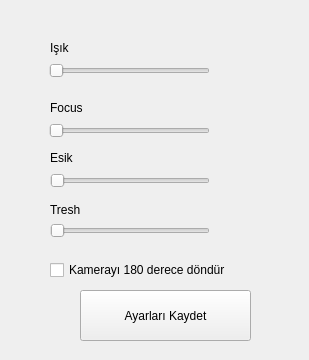
First picture: the form in ayarlarPage.ui, repository byyasar/goruntuisleme, before the edit.
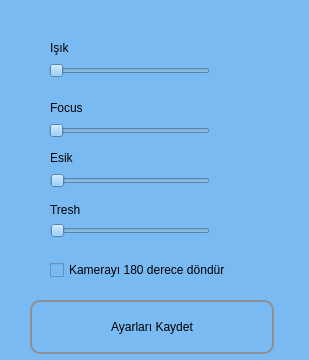
Second picture: the form after the edit.

The edit to the form file:
```diff
--- a/ayarlarPage.ui
+++ b/ayarlarPage.ui
@@ -13,6 +13,49 @@
   <property name="windowTitle">
    <string>Ayarlar</string>
   </property>
+  <property name="styleSheet">
+   <string notr="true">*{
+background-color: #79BAF2;
+}
+
+QMainWindow{
+min-width: 310px;
+max-width: 310px;
+min-height:360px;
+max-height:360px;
+}
+QStatusBar{
+background-color: #0C3C59;
+
+}
+QPushButton {
+    border: 2px solid #8f8f91;
+    border-radius: 10px;
+    background-color: qlineargradient(x1: 0, y1: 0, x2: 0, y2: 1,
+                                      stop: 0 #F2055C, stop: 1 #F20530);
+    min-width: 240px;
+max-width:245px;
+min-height:50px;
+	color:rgb(109	,149	,255	);
+
+	font: bold 18pt &quot;Arial&quot;;
+
+
+}
+
+QPushButton:pressed {
+    background-color: qlineargradient(x1: 0, y1: 0, x2: 0, y2: 1,
+                                      stop: 0 #F20530, stop: 1 #F2055C);
+}
+
+QPushButton:flat {
+    border: none; /* no border for a flat push button */
+}
+
+QPushButton:default {
+    border-color: navy; /* make the default button prominent */
+}</string>
+  </property>
   <widget class="QSlider" name="sliderIsik">
    <property name="geometry">
     <rect>
@@ -141,12 +184,18 @@
   <widget class="QPushButton" name="btnAyarlariKaydet">
    <property name="geometry">
     <rect>
-     <x>80</x>
-     <y>290</y>
-     <width>171</width>
-     <height>51</height>
+     <x>30</x>
+     <y>300</y>
+     <width>244</width>
+     <height>54</height>
     </rect>
    </property>
+   <property name="sizePolicy">
+    <sizepolicy hsizetype="Fixed" vsizetype="Fixed">
+     <horstretch>0</horstretch>
+     <verstretch>0</verstretch>
+    </sizepolicy>
+   </property>
    <property name="text">
     <string>Ayarları Kaydet</string>
    </property>
```
